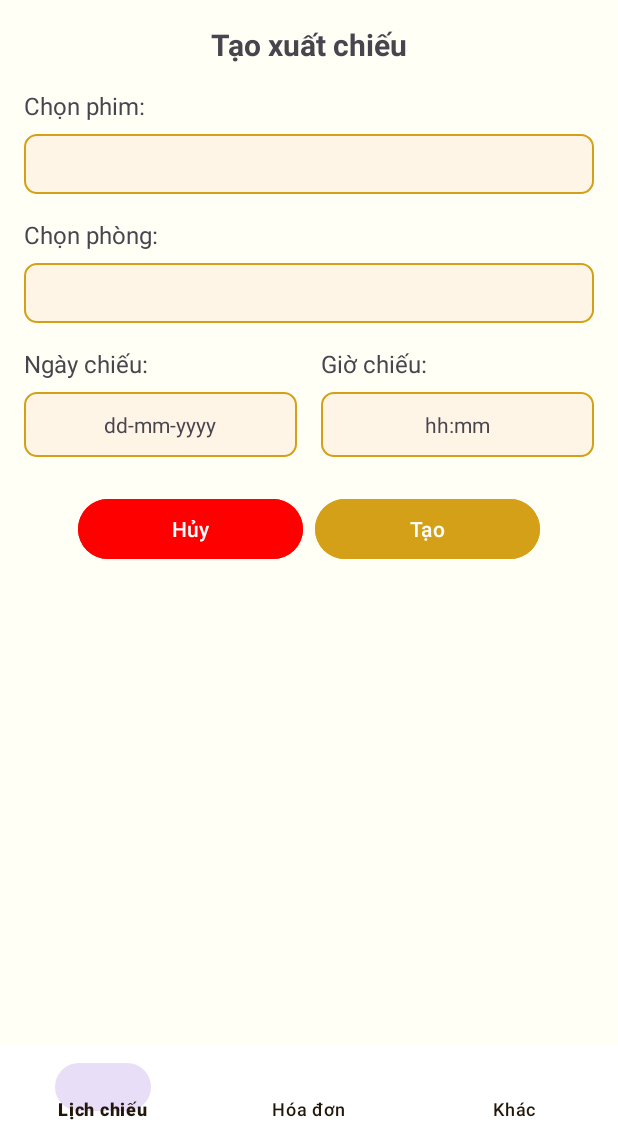
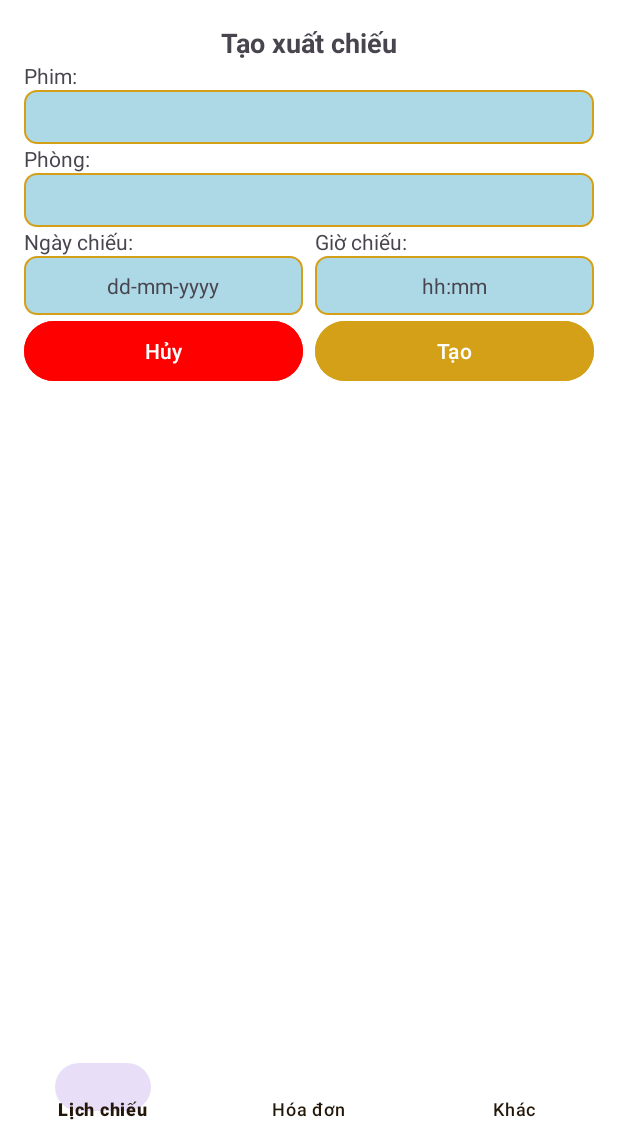
Before and after one commit to macuongthi444/Ticket-Management, an Android app: the AddShowTimeActivity screen opened directly, with no data from a screen before it, on a phone screen of 412 x 824 dp, the part 96-1236 px from its top. Run offline under Robolectric (Android 15) with nearby library versions, the phone set to English and light mode, and no system bars; our stand-ins replace Firebase (no records; nobody signed in at launch, a user with empty details on screens opened directly).

Commit message:
Commit fix image

```diff
--- a/app/src/main/java/com/example/ticket_management/activity/SeatSelectionActivity.java
+++ b/app/src/main/java/com/example/ticket_management/activity/SeatSelectionActivity.java
@@ -1,9 +1,14 @@
 package com.example.ticket_management.activity;
+
+import static com.example.ticket_management.R.layout.activity_seat_selection;
 
 import android.content.DialogInterface;
 import android.content.Intent;
+import android.graphics.Bitmap;
+import android.graphics.BitmapFactory;
 import android.os.Bundle;
 import android.os.CountDownTimer;
+import android.util.Base64;
 import android.util.Log;
 import android.widget.Button;
 import android.widget.ImageView;
@@ -16,7 +21,6 @@ import androidx.appcompat.app.AppCompatActivity;
 import androidx.recyclerview.widget.GridLayoutManager;
 import androidx.recyclerview.widget.RecyclerView;
 
-import com.bumptech.glide.Glide;
 import com.example.ticket_management.R;
 import com.example.ticket_management.adapter.SeatAdapter;
 import com.example.ticket_management.model.Seat;
@@ -55,7 +59,7 @@ public class SeatSelectionActivity extends AppCompatActivity implements SeatAdap
     @Override
     protected void onCreate(Bundle savedInstanceState) {
         super.onCreate(savedInstanceState);
-        setContentView(R.layout.activity_seat_selection);
+        setContentView(activity_seat_selection);
 
         // Nhận dữ liệu từ Intent
         movieID = getIntent().getStringExtra("movieID");
@@ -80,12 +84,19 @@ public class SeatSelectionActivity extends AppCompatActivity implements SeatAdap
         continueButton = findViewById(R.id.btn_continue);
         movieBackground = findViewById(R.id.movie_background);
 
-        // Hiển thị poster
+        // Hiển thị poster từ Base64 giống MovieAdapter
         if (poster != null && !poster.isEmpty()) {
-            Glide.with(this).load(poster).error(R.drawable.img_background).into(movieBackground);
+            try {
+                byte[] decodedString = Base64.decode(poster, Base64.DEFAULT);
+                Bitmap decodedByte = BitmapFactory.decodeByteArray(decodedString, 0, decodedString.length);
+                movieBackground.setImageBitmap(decodedByte);
+            } catch (Exception e) {
+                movieBackground.setImageResource(R.drawable.img_background);
+                Log.e("SeatSelectionActivity", "Error decoding Base64 poster: " + e.getMessage());
+            }
         } else {
             movieBackground.setImageResource(R.drawable.img_background);
-            Log.e("SeatSelectionActivity", "Poster URL is null or empty");
+            Log.w("SeatSelectionActivity", "Poster is null or empty");
         }
 
         // Khởi tạo Firebase
--- a/app/src/main/res/drawable/edit_text_border.xml
+++ b/app/src/main/res/drawable/edit_text_border.xml
@@ -5,5 +5,5 @@
         android:width="1dp"
         android:color="#D4A017"/>
     <corners android:radius="8dp"/>
-    <solid android:color="#FFF5E6"/>
+    <solid android:color="#ADD8E6"/>
 </shape>
--- a/app/src/main/res/layout/activity_add_show_time.xml
+++ b/app/src/main/res/layout/activity_add_show_time.xml
@@ -1,142 +1,138 @@
 <?xml version="1.0" encoding="utf-8"?>
-<LinearLayout xmlns:android="http://schemas.android.com/apk/res/android"
+<androidx.constraintlayout.widget.ConstraintLayout xmlns:android="http://schemas.android.com/apk/res/android"
     xmlns:app="http://schemas.android.com/apk/res-auto"
     xmlns:tools="http://schemas.android.com/tools"
     android:layout_width="match_parent"
     android:layout_height="match_parent"
-    android:orientation="vertical"
+    android:background="#ffffff"
     android:padding="16dp"
-    android:background="#fffff5"
     tools:context=".activity.ShowTime.AddShowTimeActivity">
+
     <TextView
         android:id="@+id/tvTitle"
         android:layout_width="wrap_content"
         android:layout_height="wrap_content"
         android:text="Tạo xuất chiếu"
-            android:textSize="20sp"
+        android:textSize="18sp"
         android:textStyle="bold"
-            android:layout_gravity="center"
-            android:layout_marginBottom="16dp"/>
+        app:layout_constraintTop_toTopOf="parent"
+        app:layout_constraintStart_toStartOf="parent"
+        app:layout_constraintEnd_toEndOf="parent"
+        android:layout_marginBottom="12dp" />
 
-        <!-- Chọn phim -->
     <TextView
+        android:id="@+id/tvMovieLabel"
         android:layout_width="wrap_content"
         android:layout_height="wrap_content"
-            android:text="Chọn phim:"
-            android:textSize="16sp"
-            android:layout_marginBottom="8dp"/>
+        android:text="Phim:"
+        android:textSize="14sp"
+        app:layout_constraintTop_toBottomOf="@id/tvTitle"
+        app:layout_constraintStart_toStartOf="parent"
+        android:layout_marginBottom="6dp" />
 
     <Spinner
         android:id="@+id/spinnerMovie"
-            android:layout_width="match_parent"
+        android:layout_width="0dp"
+        android:layout_height="36dp"
         android:background="@drawable/edit_text_border"
-            android:layout_height="40dp"
-            android:layout_marginBottom="16dp"/>
+        app:layout_constraintTop_toBottomOf="@id/tvMovieLabel"
+        app:layout_constraintStart_toStartOf="parent"
+        app:layout_constraintEnd_toEndOf="parent"
+        android:layout_marginBottom="12dp" />
 
-        <!-- Chọn phòng -->
     <TextView
+        android:id="@+id/tvRoomLabel"
         android:layout_width="wrap_content"
         android:layout_height="wrap_content"
-            android:text="Chọn phòng:"
-            android:textSize="16sp"
-            android:layout_marginBottom="8dp"/>
+        android:text="Phòng:"
+        android:textSize="14sp"
+        app:layout_constraintTop_toBottomOf="@id/spinnerMovie"
+        app:layout_constraintStart_toStartOf="parent"
+        android:layout_marginBottom="6dp" />
 
     <Spinner
         android:id="@+id/spinnerRoom"
-            android:layout_width="match_parent"
+        android:layout_width="0dp"
+        android:layout_height="36dp"
         android:background="@drawable/edit_text_border"
-            android:layout_height="40dp"
-            android:layout_marginBottom="16dp"/>
-
-
-        <!-- Ngày chiếu và giờ chiếu -->
-        <LinearLayout
-            android:layout_width="match_parent"
-            android:layout_height="wrap_content"
-            android:orientation="horizontal"
-            android:layout_marginBottom="16dp">
-
-            <!-- Ngày chiếu -->
-            <LinearLayout
-                android:layout_width="0dp"
-                android:layout_weight="1"
-                android:layout_height="wrap_content"
-                android:orientation="vertical"
-                android:layout_marginEnd="8dp">
+        app:layout_constraintTop_toBottomOf="@id/tvRoomLabel"
+        app:layout_constraintStart_toStartOf="parent"
+        app:layout_constraintEnd_toEndOf="parent"
+        android:layout_marginBottom="12dp" />
 
     <TextView
+        android:id="@+id/tvShowDateLabel"
         android:layout_width="wrap_content"
         android:layout_height="wrap_content"
         android:text="Ngày chiếu:"
-                    android:textSize="16sp"
-                    android:layout_marginBottom="8dp"/>
+        android:textSize="14sp"
+        app:layout_constraintTop_toBottomOf="@id/spinnerRoom"
+        app:layout_constraintStart_toStartOf="parent"
+        android:layout_marginBottom="6dp" />
 
     <TextView
         android:id="@+id/tvShowDate"
-                    android:layout_width="match_parent"
+        android:layout_width="0dp"
         android:layout_height="wrap_content"
         android:text="dd-mm-yyyy"
-                    android:padding="12dp"
+        android:padding="10dp"
         android:background="@drawable/edit_text_border"
-                    android:layout_marginBottom="8dp"
         android:gravity="center"
         android:clickable="true"
-                    android:focusable="true"/>
-            </LinearLayout>
-
-            <!-- Giờ chiếu -->
-            <LinearLayout
-                android:layout_width="0dp"
-                android:layout_weight="1"
-                android:layout_height="wrap_content"
-                android:orientation="vertical"
-                android:layout_marginStart="8dp">
+        android:focusable="true"
+        app:layout_constraintTop_toBottomOf="@id/tvShowDateLabel"
+        app:layout_constraintStart_toStartOf="parent"
+        app:layout_constraintEnd_toStartOf="@id/tvShowTime"
+        android:layout_marginEnd="8dp"
+        android:layout_marginBottom="12dp" />
 
     <TextView
+        android:id="@+id/tvShowTimeLabel"
         android:layout_width="wrap_content"
         android:layout_height="wrap_content"
         android:text="Giờ chiếu:"
-                    android:textSize="16sp"
-                    android:layout_marginBottom="8dp"/>
+        android:textSize="14sp"
+        app:layout_constraintTop_toBottomOf="@id/spinnerRoom"
+        app:layout_constraintStart_toEndOf="@id/tvShowDate"
+        android:layout_marginStart="8dp"
+        android:layout_marginBottom="6dp" />
 
     <TextView
         android:id="@+id/tvShowTime"
-                    android:layout_width="match_parent"
+        android:layout_width="0dp"
         android:layout_height="wrap_content"
         android:text="hh:mm"
-                    android:padding="12dp"
+        android:padding="10dp"
         android:background="@drawable/edit_text_border"
-                    android:layout_marginBottom="8dp"
         android:gravity="center"
         android:clickable="true"
-                    android:focusable="true"/>
-            </LinearLayout>
-        </LinearLayout>
-
-        <!-- Nút Tạo và Hủy -->
-    <LinearLayout
-        android:layout_width="match_parent"
-        android:layout_height="wrap_content"
-        android:orientation="horizontal"
-        android:gravity="center">
+        android:focusable="true"
+        app:layout_constraintTop_toBottomOf="@id/tvShowTimeLabel"
+        app:layout_constraintStart_toEndOf="@id/tvShowDate"
+        app:layout_constraintEnd_toEndOf="parent"
+        android:layout_marginBottom="12dp" />
 
     <Button
         android:id="@+id/btnCancel"
-            android:layout_width="150dp"
+        android:layout_width="0dp"
         android:layout_height="wrap_content"
         android:backgroundTint="#FF0000"
         android:textColor="@android:color/white"
-            android:layout_marginEnd="8dp"
-            android:text="Hủy" />
+        android:text="Hủy"
+        app:layout_constraintTop_toBottomOf="@id/tvShowDate"
+        app:layout_constraintStart_toStartOf="parent"
+        app:layout_constraintEnd_toStartOf="@id/btnSave"
+        android:layout_marginEnd="8dp" />
 
     <Button
         android:id="@+id/btnSave"
-            android:layout_width="150dp"
+        android:layout_width="0dp"
         android:layout_height="wrap_content"
         android:backgroundTint="#D4A017"
         android:textColor="@android:color/white"
-            android:text="Lưu"/>
+        android:text="Lưu"
+        app:layout_constraintTop_toBottomOf="@id/tvShowTime"
+        app:layout_constraintStart_toEndOf="@id/btnCancel"
+        app:layout_constraintEnd_toEndOf="parent" />
 
-    </LinearLayout>
-
-</LinearLayout>
+</androidx.constraintlayout.widget.ConstraintLayout>
--- a/app/src/main/res/layout/activity_update_room.xml
+++ b/app/src/main/res/layout/activity_update_room.xml
@@ -5,58 +5,52 @@
     android:id="@+id/main"
     android:layout_width="match_parent"
     android:layout_height="match_parent"
-    android:background="@drawable/background"
+    android:background="#ffffff"
     tools:context=".activity.Room.RoomAdditionActivity">
 
     <TextView
         android:id="@+id/textView"
         android:layout_width="wrap_content"
         android:layout_height="wrap_content"
-        android:layout_marginTop="86dp"
+        android:layout_marginTop="24dp"
         android:text="Cập nhật phòng"
-        android:textSize="24sp"
+        android:textSize="18sp"
         android:textStyle="bold"
         app:layout_constraintEnd_toEndOf="parent"
-        app:layout_constraintHorizontal_bias="0.5"
         app:layout_constraintStart_toStartOf="parent"
         app:layout_constraintTop_toTopOf="parent" />
 
     <EditText
         android:id="@+id/edt_room_name_update"
-        style="@style/edit_text_input_room"
+        android:layout_width="0dp"
+        android:layout_height="wrap_content"
+        android:layout_marginHorizontal="16dp"
+        android:layout_marginTop="12dp"
         android:hint="Tên phòng"
         app:layout_constraintEnd_toEndOf="parent"
-        app:layout_constraintHorizontal_bias="0.5"
         app:layout_constraintStart_toStartOf="parent"
         app:layout_constraintTop_toBottomOf="@+id/textView" />
 
     <EditText
         android:id="@+id/edt_number_seat_update"
-        style="@style/edit_text_input_room"
+        android:layout_width="0dp"
+        android:layout_height="wrap_content"
+        android:layout_marginHorizontal="16dp"
+        android:layout_marginTop="8dp"
         android:hint="Số ghế"
         app:layout_constraintEnd_toEndOf="parent"
-        app:layout_constraintHorizontal_bias="0.5"
         app:layout_constraintStart_toStartOf="parent"
         app:layout_constraintTop_toBottomOf="@+id/edt_room_name_update" />
 
     <Button
         android:id="@+id/btn_update"
-        style="@style/button_room"
+        android:layout_width="0dp"
+        android:layout_height="wrap_content"
+        android:layout_marginHorizontal="16dp"
+        android:layout_marginTop="12dp"
         android:text="Cập nhật"
         app:layout_constraintEnd_toEndOf="parent"
-        app:layout_constraintHorizontal_bias="0.5"
         app:layout_constraintStart_toStartOf="parent"
         app:layout_constraintTop_toBottomOf="@+id/edt_number_seat_update" />
 
-    <ImageView
-        android:id="@+id/imageView"
-        android:layout_width="match_parent"
-        android:layout_height="406dp"
-        android:layout_marginTop="34dp"
-        app:layout_constraintEnd_toEndOf="parent"
-        app:layout_constraintHorizontal_bias="0.5"
-        app:layout_constraintStart_toStartOf="parent"
-        app:layout_constraintTop_toBottomOf="@+id/btn_update"
-        android:background="@drawable/ic_seat" />
-
 </androidx.constraintlayout.widget.ConstraintLayout>
```
Lines whose indentation alone changed are shown as unchanged.
